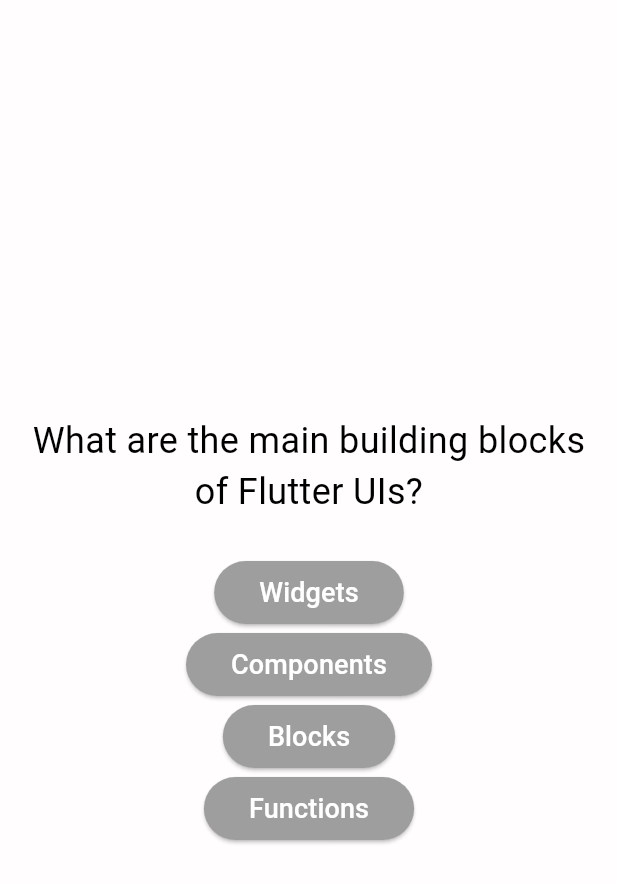
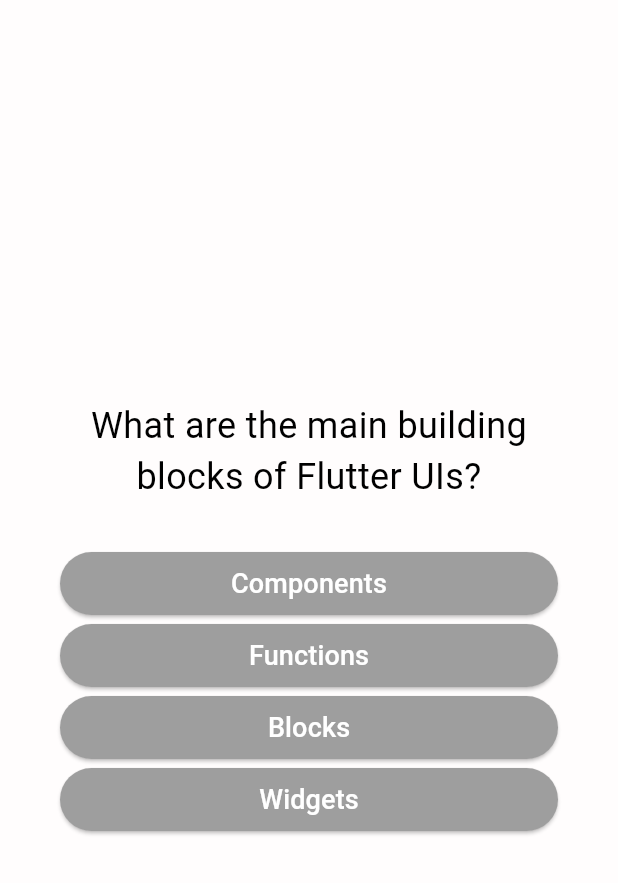
Before and after one commit to RonydaEssam/quiz_app, a Flutter app: the screen it shows after launch, after a tap on "Start Quiz", on a phone screen of 412 x 824 dp. Shown: the top 883 px of the screen. Run offline on Flutter 3.47's test engine with Material 3 defaults, Android fonts, the phone set to English and light mode, and no system bars.

Commit message:
update answers buttons to shuffle

```diff
--- a/lib/answer_button.dart
+++ b/lib/answer_button.dart
@@ -18,7 +18,7 @@ class AnswerButton extends StatelessWidget {
         backgroundColor: Colors.grey,
         foregroundColor: Colors.white,
         shape: RoundedRectangleBorder(borderRadius: BorderRadius.circular(30)),
-        padding: EdgeInsets.symmetric(horizontal: 30, vertical: 8),
+        padding: EdgeInsets.symmetric(vertical: 8),
       ),
       child: Text(
         answerText,
--- a/lib/models/quiz_questions.dart
+++ b/lib/models/quiz_questions.dart
@@ -3,6 +3,12 @@ class QuizQuestion {
 
   final String text;
   final List<String> answers;
+
+  List<String> getShuffledAnswers() {
+    final shuffledList = List.of(answers);
+    shuffledList.shuffle();
+    return shuffledList;
+  }
 }
 
 const questions = [
--- a/lib/questions.dart
+++ b/lib/questions.dart
@@ -18,12 +18,13 @@ class _QuestionsState extends State<Questions> {
 
     return SizedBox(
       width: double.infinity,
+      child: Container(
+        margin: const EdgeInsets.all(40),
         child: Column(
           mainAxisAlignment: MainAxisAlignment.center,
+          crossAxisAlignment: CrossAxisAlignment.stretch,
           children: [
-          Padding(
-            padding: const EdgeInsets.all(16),
-            child: Text(
+            Text(
               currentQuestion.text,
               style: TextStyle(
                 color: Colors.black,
@@ -32,15 +33,15 @@ class _QuestionsState extends State<Questions> {
               ),
               textAlign: TextAlign.center,
             ),
-          ),
-          const SizedBox(height: 10),
-          ...currentQuestion.answers.map(
+            const SizedBox(height: 30),
+            ...currentQuestion.getShuffledAnswers().map(
               (answer) {
                 return AnswerButton(answerText: answer, onTap: () {});
               },
             ),
           ],
         ),
+      ),
     );
   }
 }
```
Lines whose indentation alone changed are shown as unchanged.
